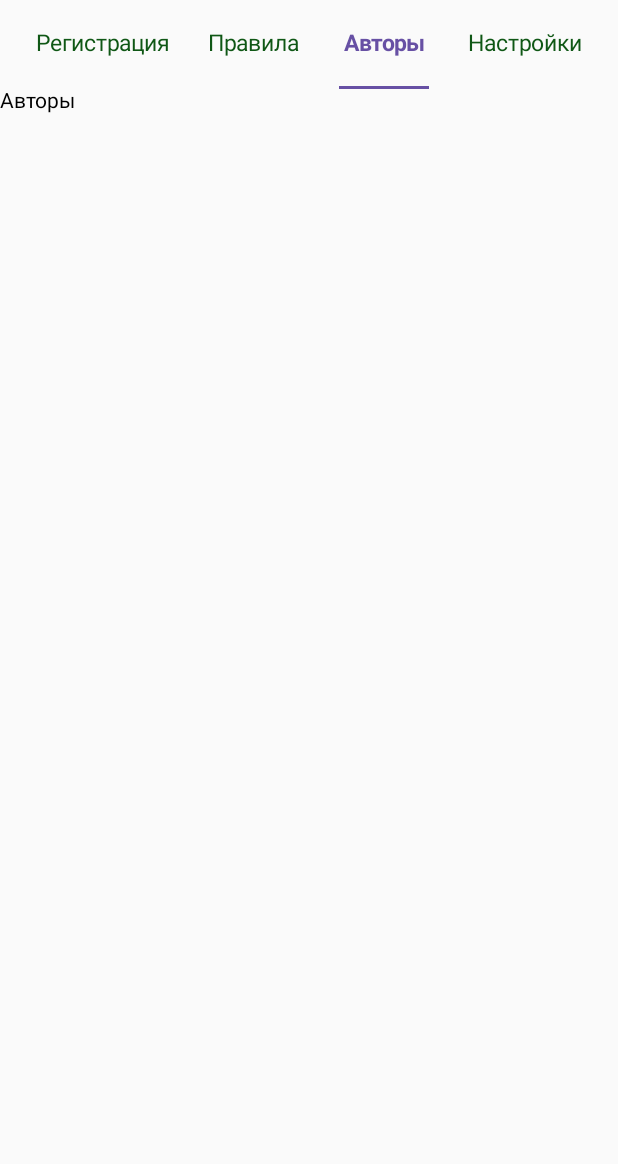
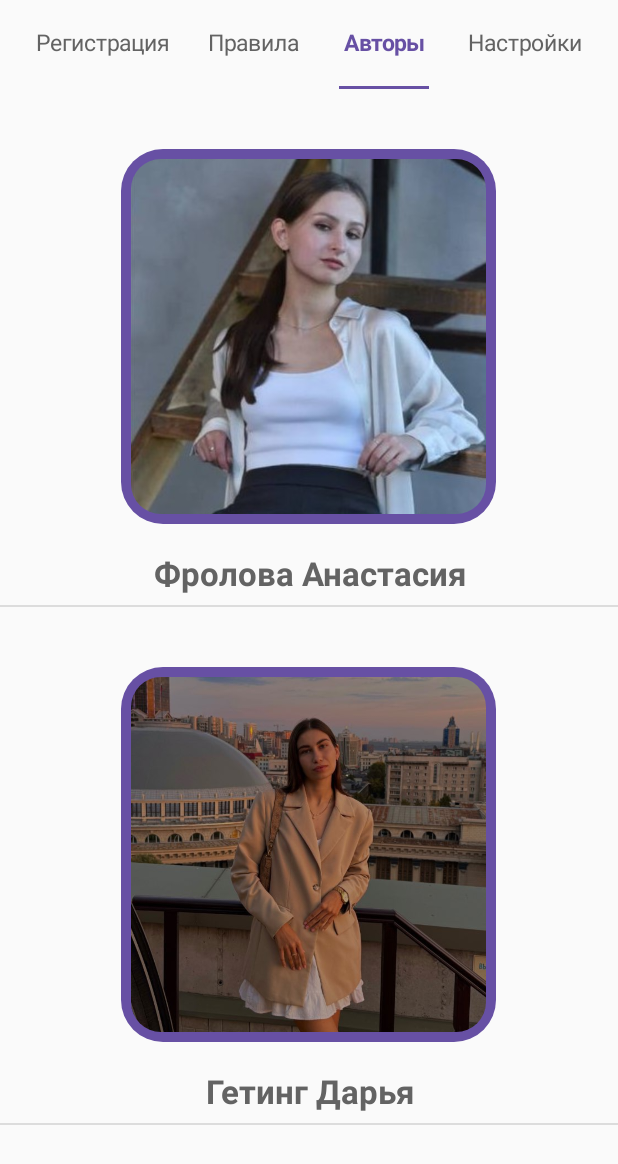
Before and after one commit to Upowwa/Bugsgame, an Android app built with Jetpack Compose: the screen it shows after launch (MainActivity), after a tap on "Авторы", on a phone screen of 412 x 824 dp. Shown: the top 1164 px of the screen. Run offline under Robolectric (Android 15) with nearby library versions, the light colour scheme and no system bars; 2 statements that could not run were skipped.

Commit message:
Add authors screen and game settings

```diff
--- /dev/null
+++ b/app/src/main/java/com/example/bugsgame/AuthorsScreen.kt
@@ -0,0 +1,213 @@
+package com.example.bugsgame
+
+import android.graphics.Color
+import android.graphics.drawable.GradientDrawable
+import android.view.Gravity
+import android.view.View
+import android.view.ViewGroup
+import android.widget.AbsListView
+import android.widget.BaseAdapter
+import android.widget.FrameLayout
+import android.widget.ImageView
+import android.widget.LinearLayout
+import android.widget.ListView
+import android.widget.TextView
+import androidx.compose.foundation.background
+import androidx.compose.foundation.layout.Box
+import androidx.compose.foundation.layout.fillMaxSize
+import androidx.compose.material3.MaterialTheme
+import androidx.compose.runtime.Composable
+import androidx.compose.ui.Modifier
+import androidx.compose.ui.graphics.toArgb
+import androidx.compose.ui.viewinterop.AndroidView
+import androidx.compose.ui.window.Dialog
+import androidx.compose.runtime.getValue
+import androidx.compose.runtime.mutableStateOf
+import androidx.compose.runtime.remember
+import androidx.compose.runtime.setValue
+import com.example.bugsgame.ui.theme.Green
+
+@Composable
+fun AuthorsScreen() {
+    val borderColor = MaterialTheme.colorScheme.primary
+    val textColor = Green
+
+    val authors = listOf(
+        Pair("Фролова Анастасия", R.drawable.anastasia),
+        Pair("Гетинг Дарья", R.drawable.daria)
+    )
+
+    var selectedPhoto by remember {
+        mutableStateOf<Int?>(null)
+    }
+
+    AndroidView(
+        modifier = Modifier.fillMaxSize(),
+        factory = { context ->
+            ListView(context).apply {
+
+                layoutParams = ViewGroup.LayoutParams(
+                    ViewGroup.LayoutParams.MATCH_PARENT,
+                    ViewGroup.LayoutParams.MATCH_PARENT
+                )
+
+                setPadding(0, 0, 0, 0)
+
+                adapter = object : BaseAdapter() {
+
+                    override fun getCount(): Int {
+                        return authors.size
+                    }
+
+                    override fun getItem(position: Int): Pair<String, Int> {
+                        return authors[position]
+                    }
+
+                    override fun getItemId(position: Int): Long {
+                        return position.toLong()
+                    }
+
+                    override fun getView(
+                        position: Int,
+                        convertView: View?,
+                        parent: ViewGroup
+                    ): View {
+
+                        val layout = LinearLayout(context).apply {
+
+                            layoutParams = AbsListView.LayoutParams(
+                                ViewGroup.LayoutParams.MATCH_PARENT,
+                                ViewGroup.LayoutParams.WRAP_CONTENT
+                            )
+
+                            orientation = LinearLayout.VERTICAL
+                            gravity = Gravity.CENTER_HORIZONTAL
+
+                            setPadding(0, dp(40), 0, 10)
+
+                            alpha = 0f
+                            translationY = dp(30).toFloat()
+
+                            animate()
+                                .alpha(1f)
+                                .translationY(0f)
+                                .setDuration(600)
+                                .setStartDelay((position * 200).toLong())
+                                .start()
+                        }
+
+                        val imageContainer = FrameLayout(context).apply {
+
+                            layoutParams = LinearLayout.LayoutParams(
+                                dp(250),
+                                dp(250)
+                            ).apply {
+                                gravity = Gravity.CENTER_HORIZONTAL
+                            }
+
+                            setPadding(dp(7), dp(7), dp(7), dp(7))
+
+                            background = GradientDrawable().apply {
+                                setColor(borderColor.toArgb())
+                                cornerRadius = dp(28).toFloat()
+                            }
+                        }
+
+                        val image = ImageView(context).apply {
+                            layoutParams = FrameLayout.LayoutParams(
+                                FrameLayout.LayoutParams.MATCH_PARENT,
+                                FrameLayout.LayoutParams.MATCH_PARENT
+                            )
+
+                            scaleType = ImageView.ScaleType.CENTER_CROP
+                            setImageResource(authors[position].second)
+
+                            background = GradientDrawable().apply {
+                                cornerRadius = dp(20).toFloat()
+                            }
+
+                            clipToOutline = true
+                            contentDescription = "Фото ${authors[position].first}"
+                            setOnClickListener { selectedPhoto = authors[position].second }
+                        }
+
+                        imageContainer.addView(image)
+
+                        val name = TextView(context).apply {
+                            layoutParams = LinearLayout.LayoutParams(
+                                ViewGroup.LayoutParams.MATCH_PARENT,
+                                ViewGroup.LayoutParams.WRAP_CONTENT
+                            ).apply {
+                                topMargin = dp(18)
+                            }
+
+                            text = authors[position].first
+                            textSize = 22f
+                            setTextColor(textColor.toArgb())
+                            setTypeface(null, android.graphics.Typeface.BOLD)
+                            gravity = Gravity.CENTER
+                            textAlignment = View.TEXT_ALIGNMENT_CENTER
+                        }
+
+                        layout.addView(imageContainer)
+                        layout.addView(name)
+
+                        return layout
+                    }
+                }
+            }
+        }
+    )
+
+    selectedPhoto?.let { photo ->
+        Dialog(
+            onDismissRequest = {
+                selectedPhoto = null
+            }
+        ) {
+            Box(
+                modifier = Modifier
+                    .fillMaxSize()
+                    .background(
+                        androidx.compose.ui.graphics.Color.Transparent
+                    )
+            ) {
+                ImageView(
+                    photo = photo,
+                    onClose = {
+                        selectedPhoto = null
+                    }
+                )
+            }
+        }
+    }
+}
+
+@Composable
+private fun ImageView(
+    photo: Int,
+    onClose: () -> Unit
+) {
+    AndroidView(
+        modifier = Modifier.fillMaxSize(),
+        factory = { context ->
+            ImageView(context).apply {
+
+                setImageResource(photo)
+                scaleType = ImageView.ScaleType.FIT_CENTER
+                setBackgroundColor(Color.TRANSPARENT)
+
+                setOnClickListener {
+                    onClose()
+                }
+            }
+        }
+    )
+}
+
+private fun dp(value: Int): Int {
+    return (value * android.content.res.Resources
+        .getSystem()
+        .displayMetrics
+        .density).toInt()
+}
--- a/app/src/main/java/com/example/bugsgame/MainScreen.kt
+++ b/app/src/main/java/com/example/bugsgame/MainScreen.kt
@@ -24,11 +24,11 @@ import androidx.compose.ui.Alignment
 import androidx.compose.ui.graphics.Color
 import androidx.compose.ui.text.font.FontWeight
 import androidx.compose.ui.unit.dp
+import com.example.bugsgame.ui.theme.Green
 
 @Composable
 fun MainScreen() {
     var selectedTab by remember { mutableIntStateOf(0) }
-    val brown = Color(0xFF0f5715)
 
     val tabs = listOf(
         "Регистрация",
@@ -63,7 +63,7 @@ fun MainScreen() {
                         color = if (selectedTab == index) {
                             MaterialTheme.colorScheme.primary
                         } else {
-                            brown
+                            Green
                         }
                     )
 
@@ -88,8 +88,8 @@ fun MainScreen() {
         when (selectedTab) {
             0 -> RegistrationScreen()
             1 -> RulesScreen()
-            2 -> Text("Авторы")
-            3 -> Text("Настройки")
+            2 -> AuthorsScreen()
+            3 -> SettingsScreen()
         }
     }
 }
--- a/app/src/main/java/com/example/bugsgame/RegistrationScreen.kt
+++ b/app/src/main/java/com/example/bugsgame/RegistrationScreen.kt
@@ -52,13 +52,13 @@ import androidx.compose.ui.platform.LocalFocusManager
 import androidx.compose.ui.platform.LocalLocale
 import androidx.compose.ui.text.TextStyle
 import androidx.compose.ui.text.input.KeyboardCapitalization
+import com.example.bugsgame.ui.theme.Green
 
 @OptIn(ExperimentalMaterial3Api::class)
 @Composable
 fun RegistrationScreen() {
     val context = LocalContext.current
     val focusManager = LocalFocusManager.current
-    val brown = Color(0xFF0f5715)
 
     var fullName by remember { mutableStateOf("") }
     var gender by remember { mutableStateOf("") }
@@ -79,12 +79,12 @@ fun RegistrationScreen() {
         modifier = Modifier.fillMaxSize().verticalScroll(rememberScrollState()).padding(16.dp),
         horizontalAlignment = Alignment.CenterHorizontally
     ) {
-        Spacer(modifier = Modifier.height(24.dp))
+        Spacer(modifier = Modifier.height(20.dp))
         Text(
             text = stringResource(R.string.registration_title),
             fontSize = 30.sp,
             fontWeight = FontWeight.Bold,
-            color = brown
+            color = Green
         )
 
         Spacer(modifier = Modifier.height(30.dp))
@@ -96,7 +96,7 @@ fun RegistrationScreen() {
             label = { Text(stringResource(R.string.full_name)) },
             textStyle = TextStyle(
                 fontSize = 17.sp,
-                color = brown
+                color = Green
             ),
             colors = OutlinedTextFieldDefaults.colors(
                 focusedBorderColor = MaterialTheme.colorScheme.primary,
@@ -115,7 +115,7 @@ fun RegistrationScreen() {
             text = stringResource(R.string.gender),
             fontSize = 20.sp,
             fontWeight = FontWeight.Bold,
-            color = brown
+            color = Green
         )
 
         Row(
@@ -137,7 +137,7 @@ fun RegistrationScreen() {
                 Text(
                     text = stringResource(R.string.male),
                     fontSize = 17.sp,
-                    color = brown
+                    color = Green
                 )
             }
 
@@ -157,7 +157,7 @@ fun RegistrationScreen() {
                 Text(
                     text = stringResource(R.string.female),
                     fontSize = 17.sp,
-                    color = brown
+                    color = Green
                 )
             }
         }
@@ -168,7 +168,7 @@ fun RegistrationScreen() {
             text = stringResource(R.string.course),
             fontSize = 20.sp,
             fontWeight = FontWeight.Bold,
-            color = brown
+            color = Green
         )
 
         Spacer(modifier = Modifier.height(15.dp))
@@ -196,7 +196,7 @@ fun RegistrationScreen() {
                 },
                 textStyle = TextStyle(
                     fontSize = 17.sp,
-                    color = brown
+                    color = Green
                 ),
                 colors = OutlinedTextFieldDefaults.colors(
                     focusedBorderColor = MaterialTheme.colorScheme.primary,
@@ -218,7 +218,7 @@ fun RegistrationScreen() {
                             Text(
                                 text = selectedCourse,
                                 fontSize = 17.sp,
-                                color = brown
+                                color = Green
                             ) },
                         onClick = {
                             course = selectedCourse
@@ -235,7 +235,7 @@ fun RegistrationScreen() {
             text = stringResource(R.string.difficulty, difficulty),
             fontSize = 20.sp,
             fontWeight = FontWeight.Bold,
-            color = brown
+            color = Green
         )
         Spacer(modifier = Modifier.height(10.dp))
         Slider(
@@ -254,7 +254,7 @@ fun RegistrationScreen() {
             text = stringResource(R.string.birth_date),
             fontSize = 20.sp,
             fontWeight = FontWeight.Bold,
-            color = brown
+            color = Green
         )
 
         Spacer(modifier = Modifier.height(7.dp))
@@ -280,7 +280,7 @@ fun RegistrationScreen() {
             },
             colors = ButtonDefaults.outlinedButtonColors(
                 containerColor = Color.White,
-                contentColor = brown
+                contentColor = Green
             ),
             border = BorderStroke(
                 1.5.dp,
@@ -351,7 +351,7 @@ fun RegistrationScreen() {
                         currentPlayer.zodiac
                     ),
                     fontSize = 20.sp,
-                    color = brown
+                    color = Green
                 )
                 Spacer(modifier = Modifier.height(20.dp))
 
--- a/app/src/main/java/com/example/bugsgame/ui/theme/Color.kt
+++ b/app/src/main/java/com/example/bugsgame/ui/theme/Color.kt
@@ -9,3 +9,4 @@ val Pink80 = Color(0xFFEFB8C8)
 val Purple40 = Color(0xFF6650a4)
 val PurpleGrey40 = Color(0xFF625b71)
 val Pink40 = Color(0xFF7D5260)
+val Green = Color(0xFF636363)
--- a/app/src/main/res/values/colors.xml
+++ b/app/src/main/res/values/colors.xml
@@ -7,4 +7,5 @@
     <color name="teal_700">#FF018786</color>
     <color name="black">#FF000000</color>
     <color name="white">#FFFFFFFF</color>
+    <color name="green">#FF0f5715</color>
 </resources>
--- a/app/src/main/res/values/strings.xml
+++ b/app/src/main/res/values/strings.xml
@@ -14,4 +14,9 @@
     <string name="register">Зарегистрировать</string>
     <string name="zodiac_sign">Знак зодиака</string>
     <string name="player_result">Данные игрока:\n\nФИО: %1$s\nПол: %2$s\nКурс: %3$s\nУровень сложности: %4$d\nДата рождения: %5$s\nЗнак зодиака: %6$s</string>
+
+    <string name="game_speed">Скорость игры</string>
+    <string name="max_num_beetles">Максимальное количество тараканов</string>
+    <string name="bonus_interval">Интервал появления бонусов</string>
+    <string name="round_duration">Длительность раунда</string>
 </resources>
```
Also changed, not shown: app/src/main/java/com/example/bugsgame/SettingsScreen.kt (added, +99 -0 lines), app/src/main/res/drawable/anastasia.jpg (added), app/src/main/res/drawable/daria.jpg (added).
